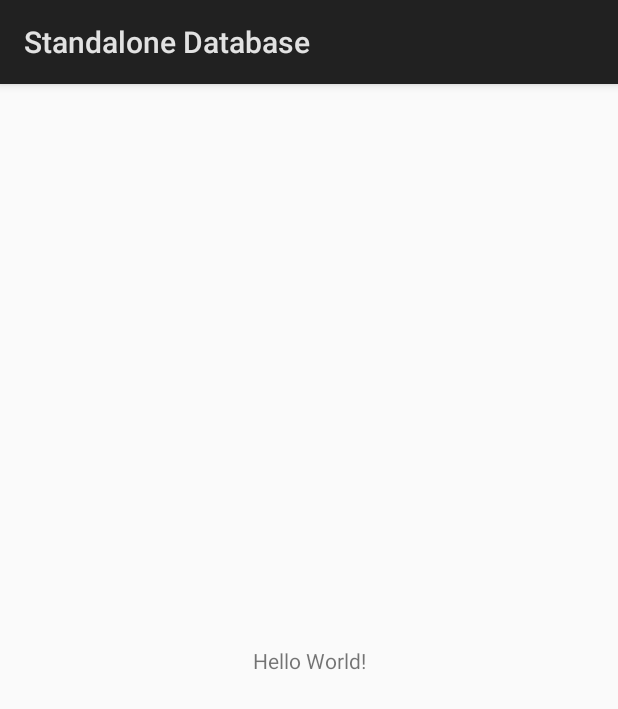
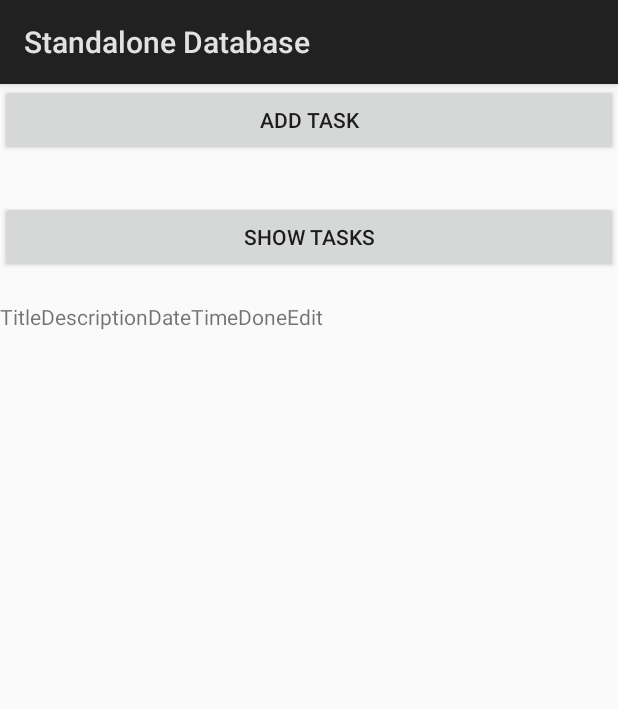
Before and after one commit to george-sarji/StandAlone-database, an Android app: the screen it shows after launch (MainActivity), on a phone screen of 412 x 824 dp. Shown: the top 709 px of the screen. Run offline under Robolectric (Android 15) with nearby library versions, the phone set to English and light mode, and no system bars.

Commit message:
Update 29/SEP/2017 - 08:30, review log for further

```diff
--- a/StandaloneDatabase/app/src/main/AndroidManifest.xml
+++ b/StandaloneDatabase/app/src/main/AndroidManifest.xml
@@ -16,6 +16,7 @@
                 <category android:name="android.intent.category.LAUNCHER" />
             </intent-filter>
         </activity>
+        <activity android:name=".AddTask"></activity>
     </application>
 
 </manifest>
--- a/StandaloneDatabase/app/src/main/res/layout/activity_main.xml
+++ b/StandaloneDatabase/app/src/main/res/layout/activity_main.xml
@@ -1,18 +1,88 @@
 <?xml version="1.0" encoding="utf-8"?>
-<android.support.constraint.ConstraintLayout xmlns:android="http://schemas.android.com/apk/res/android"
+<LinearLayout xmlns:android="http://schemas.android.com/apk/res/android"
     xmlns:app="http://schemas.android.com/apk/res-auto"
     xmlns:tools="http://schemas.android.com/tools"
     android:layout_width="match_parent"
     android:layout_height="match_parent"
-    tools:context="com.example.george.standalonedatabase.MainActivity">
+    tools:context="com.example.george.standalonedatabase.MainActivity"
+    android:orientation="vertical">
+
+    <Button
+        android:id="@+id/addTaskButton"
+        android:layout_width="match_parent"
+        android:layout_height="wrap_content"
+        android:onClick="addTask"
+        android:text="Add Task"
+        tools:layout_editor_absoluteX="-293dp"
+        tools:layout_editor_absoluteY="264dp" />
+
+    <Space
+        android:layout_width="match_parent"
+        android:layout_height="30sp" />
+
+    <Button
+        android:id="@+id/showTasks"
+        android:layout_width="match_parent"
+        android:layout_height="wrap_content"
+        android:onClick="showTasks"
+        android:text="Show Tasks" />
 
     <TextView
-        android:layout_width="wrap_content"
-        android:layout_height="wrap_content"
-        android:text="Hello World!"
-        app:layout_constraintBottom_toBottomOf="parent"
-        app:layout_constraintLeft_toLeftOf="parent"
-        app:layout_constraintRight_toRightOf="parent"
-        app:layout_constraintTop_toTopOf="parent" />
+        android:id="@+id/taskText"
+        android:layout_width="match_parent"
+        android:layout_height="wrap_content" />
 
-</android.support.constraint.ConstraintLayout>
+    <ScrollView
+        android:layout_width="match_parent"
+        android:layout_height="match_parent">
+
+        <TableLayout
+            android:id="@+id/tableLayout"
+            android:layout_width="match_parent"
+            android:layout_height="wrap_content"
+            android:orientation="horizontal">
+
+            <TableRow
+                android:layout_width="match_parent"
+                android:layout_height="match_parent"
+                android:orientation="horizontal">
+
+                <TextView
+                    android:id="@+id/titleView"
+                    android:layout_width="wrap_content"
+                    android:layout_height="wrap_content"
+                    android:text="Title" />
+
+                <TextView
+                    android:id="@+id/textView2"
+                    android:layout_width="wrap_content"
+                    android:layout_height="wrap_content"
+                    android:text="Description" />
+
+                <TextView
+                    android:id="@+id/textView3"
+                    android:layout_width="wrap_content"
+                    android:layout_height="wrap_content"
+                    android:text="Date" />
+
+                <TextView
+                    android:id="@+id/textView4"
+                    android:layout_width="wrap_content"
+                    android:layout_height="wrap_content"
+                    android:text="Time" />
+
+                <TextView
+                    android:id="@+id/textView5"
+                    android:layout_width="wrap_content"
+                    android:layout_height="wrap_content"
+                    android:text="Done" />
+
+                <TextView
+                    android:id="@+id/textView6"
+                    android:layout_width="wrap_content"
+                    android:layout_height="wrap_content"
+                    android:text="Edit" />
+            </TableRow>
+        </TableLayout>
+    </ScrollView>
+</LinearLayout>
--- a/StandaloneDatabase/app/src/main/res/values/strings.xml
+++ b/StandaloneDatabase/app/src/main/res/values/strings.xml
@@ -1,3 +1,8 @@
 <resources>
     <string name="app_name">Standalone Database</string>
+    <string-array name="priorities">
+        <item>Urgent</item>
+        <item>Normal</item>
+        <item>Not needed</item>
+    </string-array>
 </resources>
```
Also changed, not shown: StandaloneDatabase/app/src/main/java/com/example/george/standalonedatabase/AddTask.java (added, +61 -0 lines), StandaloneDatabase/app/src/main/java/com/example/george/standalonedatabase/DatabaseManager.java (+4 -4 lines), StandaloneDatabase/app/src/main/java/com/example/george/standalonedatabase/MainActivity.java (+72 -2 lines), StandaloneDatabase/app/src/main/java/com/example/george/standalonedatabase/Task.java (+5 -4 lines), StandaloneDatabase/app/src/main/res/layout/activity_add_task.xml (added, +74 -0 lines), 1 other file.
